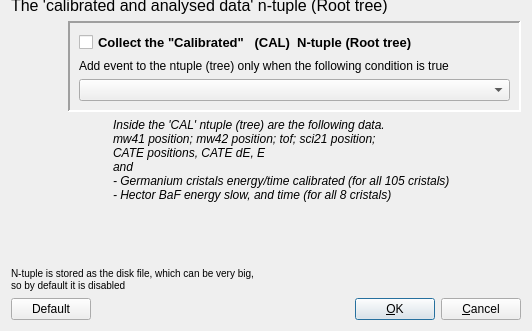
Above: t4collect_ntuple.ui from jgrebosz/test-greware before the change; both pictures show x 0 to 532 and y 313 to 644 of the 532 by 644 pixel window. Below: the same form after it.
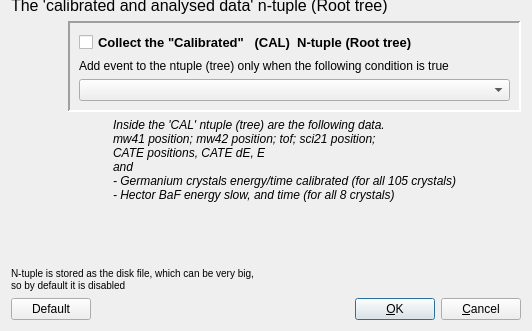
That is the form after the change.

```diff
--- a/t4collect_ntuple.ui
+++ b/t4collect_ntuple.ui
@@ -318,7 +318,7 @@
         </font>
        </property>
        <property name="text">
-        <string>&lt;html&gt;&lt;head/&gt;&lt;body&gt;&lt;p&gt;Inside the 'CAL' ntuple (tree) are the following data.&lt;br/&gt;mw41 position; mw42 position; tof; sci21 position; &lt;br/&gt;CATE positions, CATE dE, E &lt;br/&gt;and &lt;br/&gt;- Germanium cristals energy/time calibrated (for all 105 cristals)&lt;br/&gt;- Hector BaF energy slow, and time (for all 8 cristals) &lt;/p&gt;&lt;/body&gt;&lt;/html&gt;</string>
+        <string>&lt;html&gt;&lt;head/&gt;&lt;body&gt;&lt;p&gt;Inside the 'CAL' ntuple (tree) are the following data.&lt;br/&gt;mw41 position; mw42 position; tof; sci21 position; &lt;br/&gt;CATE positions, CATE dE, E &lt;br/&gt;and &lt;br/&gt;- Germanium crystals energy/time calibrated (for all 105 crystals)&lt;br/&gt;- Hector BaF energy slow, and time (for all 8 crystals) &lt;/p&gt;&lt;/body&gt;&lt;/html&gt;</string>
        </property>
        <property name="wordWrap">
         <bool>false</bool>
```
